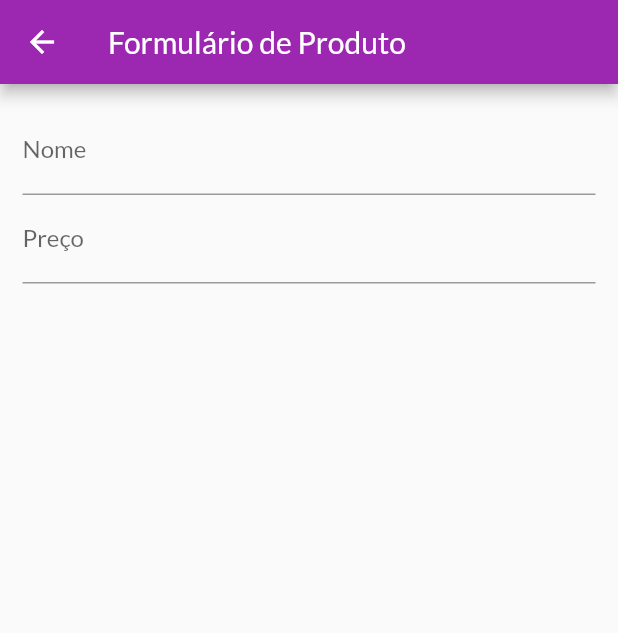
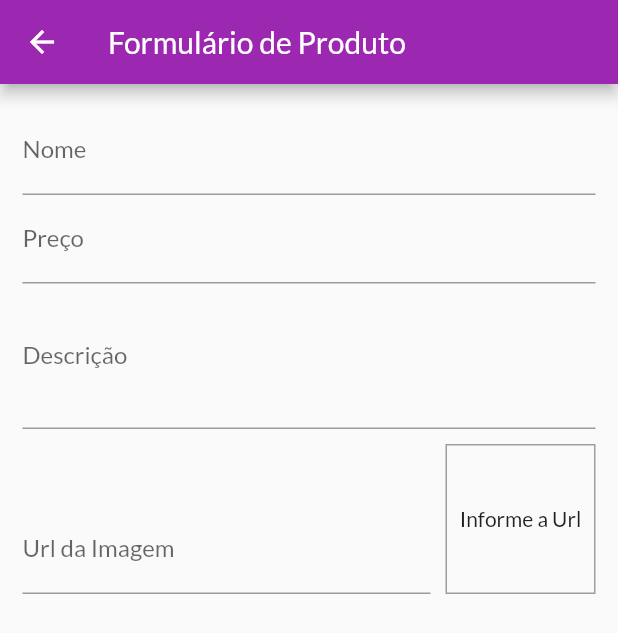
Before and after one commit to paulounisul/CursoFlutterDart, a Flutter app: the ProductFormPage screen opened by its route, on a phone screen of 412 x 824 dp. Shown: the top 633 px of the screen. Run offline on Flutter 3.47's test engine with Material 2 defaults, Android fonts, the phone set to English and light mode, and no system bars; network calls fail.

```diff
--- a/flutter/shop/lib/pages/product_form_page.dart
+++ b/flutter/shop/lib/pages/product_form_page.dart
@@ -11,6 +11,17 @@ class _ProductFormPageState extends State<ProductFormPage> {
   @override
   Widget build(BuildContext context) {
     final _priceFocus = FocusNode();
+    final _descriptioFocus = FocusNode();
+    final _ImageUrlFocus = FocusNode();
+    final _imageUrlController = TextEditingController();
+
+    @override
+    void dispose() {
+      super.dispose();
+      _priceFocus.dispose();
+      _descriptioFocus.dispose();
+      _ImageUrlFocus.dispose();
+    }
 
     return Scaffold(
       appBar: AppBar(
@@ -38,6 +49,48 @@ class _ProductFormPageState extends State<ProductFormPage> {
                 keyboardType: TextInputType.numberWithOptions(
                   decimal: true,
                 ),
+                // quando precisar solicitar o focus em um determinado
+                // elemento do form.
+                onFieldSubmitted: (_) {
+                  FocusScope.of(context).requestFocus(_descriptioFocus);
+                },
+              ),
+              TextFormField(
+                decoration: InputDecoration(labelText: 'Descrição'),
+                textInputAction: TextInputAction.next,
+                focusNode: _descriptioFocus,
+                keyboardType: TextInputType.multiline,
+                maxLines: 3,
+              ),
+              Row(
+                crossAxisAlignment: CrossAxisAlignment.end,
+                children: [
+                  Expanded(
+                    child: TextFormField(
+                      decoration: InputDecoration(labelText: 'Url da Imagem'),
+                      textInputAction: TextInputAction.done,
+                      keyboardType: TextInputType.url,
+                      focusNode: _ImageUrlFocus,
+                      controller: _imageUrlController,
+                    ),
+                  ),
+                  Container(
+                    height: 100,
+                    width: 100,
+                    margin: const EdgeInsets.only(
+                      top: 10,
+                      left: 10,
+                    ),
+                    decoration: BoxDecoration(
+                      border: Border.all(
+                        color: Colors.grey,
+                        width: 1,
+                      ),
+                    ),
+                    alignment: Alignment.center,
+                    child: Text('Informe a Url'),
+                  ),
+                ],
               ),
             ],
           ),
```
